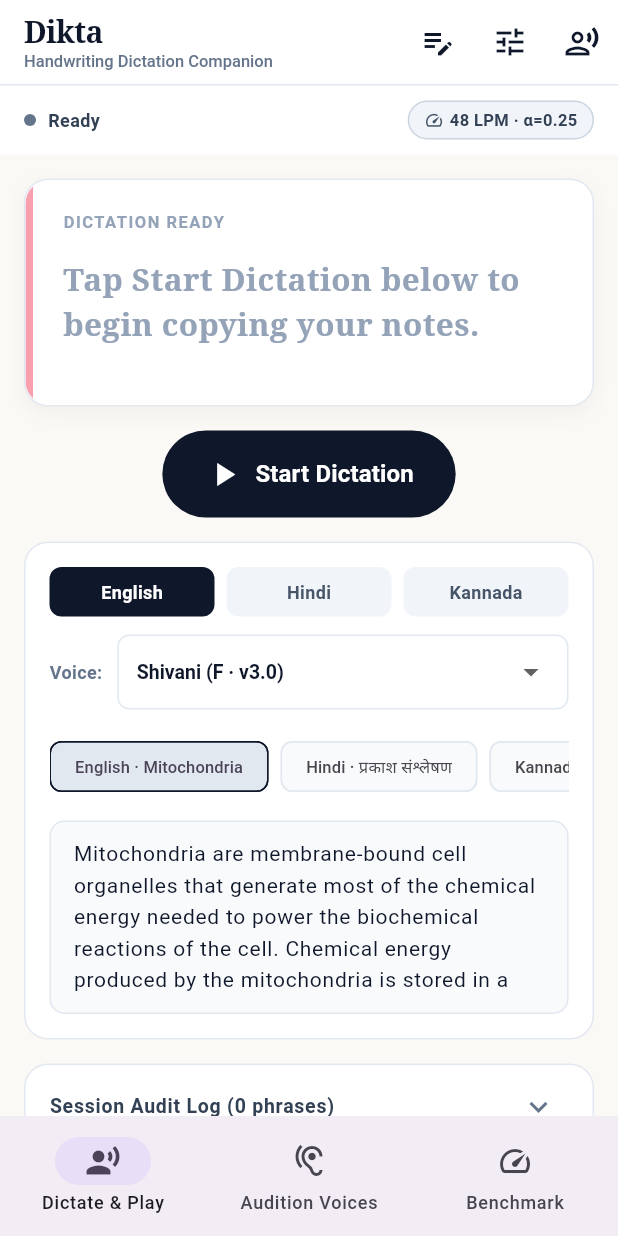
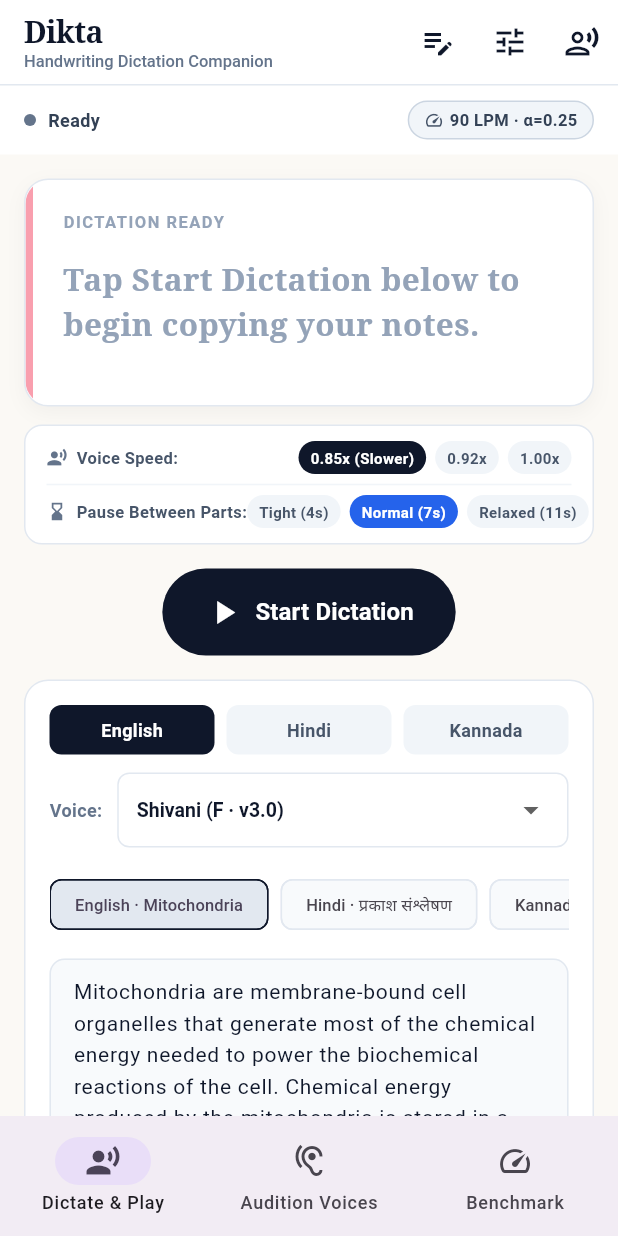
Before and after one commit to The-Yesh21/Dikta, a Flutter app: the screen it shows after launch, on a phone screen of 412 x 824 dp. Run offline on Flutter 3.47's test engine with Material 3 defaults, Android fonts, the phone set to English and light mode, and no system bars; our stand-ins replace audioplayers; missing offline and left inert: sherpa_onnx; statements that could not run were skipped.

Commit message:
fix(pacing & ui): fix gap loader glitching with tween interpolation, lower speech rate to 0.85x, and shorten pauses between parts

```diff
--- a/lib/config/pacing_config.dart
+++ b/lib/config/pacing_config.dart
@@ -40,7 +40,7 @@ class PacingConfig {
     this.adaptiveFasterDelta = 0.02,
     this.ttsNumThreads = 4,
     this.lookaheadTargetChunks = 3,
-    this.gnaniSpeechRate = 1.0,
+    this.gnaniSpeechRate = 0.85,
     this.defaultWritingSpeed = 0.7,
     this.kokoroSpeed = 0.8,
     this.longWordCharThreshold = 6.0,
--- a/lib/core/pacing/pacing_engine.dart
+++ b/lib/core/pacing/pacing_engine.dart
@@ -48,6 +48,11 @@ class PacingEngine {
   double? _customSentencePause;
   double? _customParagraphPause;
   double? _customGnaniSpeechRate;
+  double? _customMaxGapSeconds;
+
+  /// Maximum gap duration in seconds (prevents runaway pauses between chunks).
+  double get maxGapSeconds => _customMaxGapSeconds ?? config.maxGapSeconds;
+  set maxGapSeconds(double val) => _customMaxGapSeconds = val.clamp(1.0, 60.0);
 
   /// User handwriting speed in letters per minute (LPM).
   double get userLpm {
@@ -234,7 +239,7 @@ class PacingEngine {
     final writingTime = writeSeconds * jitter;
 
     // 3. Overlap with speech: max(minGap, min(maxGap, writeSeconds) - overlapFactor * speechSeconds)
-    final clampedWritingTime = math.min(config.maxGapSeconds, writingTime);
+    final clampedWritingTime = math.min(maxGapSeconds, writingTime);
     final netWritingTime = math.max(
       config.minGapSeconds,
       clampedWritingTime - (config.overlapFactor * speechDurationSeconds),
--- a/lib/services/audio/dictation_playback_controller.dart
+++ b/lib/services/audio/dictation_playback_controller.dart
@@ -473,11 +473,11 @@ class DictationPlaybackController {
       _currentSpeechDurationSeconds = durationSec;
       _gapManuallySkipped = false;
       _gapStopwatch = Stopwatch()..start();
-      _transitionTo(DictationPlaybackState.waitingGap);
-
       final gapDuration = Duration(milliseconds: (effectiveGap * 1000).round());
       _currentGapRemaining = gapDuration;
       _currentGapProgress = 0.0;
+      _gapTickController.add(gapDuration);
+      _transitionTo(DictationPlaybackState.waitingGap);
 
       _currentGapTimer = PausableGapTimer(
         totalDuration: gapDuration,
--- a/lib/ui/screens/dictation_test_screen.dart
+++ b/lib/ui/screens/dictation_test_screen.dart
@@ -40,13 +40,15 @@ class _DictationTestScreenState extends State<DictationTestScreen> with SingleTi
   StreamSubscription<String?>? _errorSub;
   StreamSubscription<bool>? _pacePromptSub;
 
+  // Dedicated ValueNotifiers for jitter-free, 120fps smooth gap timer animation
+  final ValueNotifier<double> _gapProgressNotifier = ValueNotifier<double>(0.0);
+  final ValueNotifier<Duration> _gapRemainingNotifier = ValueNotifier<Duration>(Duration.zero);
+
   bool _showPacePrompt = false;
   bool _isLogsExpanded = false;
 
   DictationPlaybackState _playbackState = DictationPlaybackState.idle;
   final List<DictationSessionLog> _logs = [];
-  Duration _remainingGap = Duration.zero;
-  double _gapProgress = 0.0;
   ChunkInfo? _currentChunk;
   int _currentChunkIndex = 0;
   int _totalChunks = 0;
@@ -87,6 +89,11 @@ class _DictationTestScreenState extends State<DictationTestScreen> with SingleTi
     _ttsEngine = GnaniTtsEngine();
     _pacingEngine = PacingEngine(config: PacingConfig.defaultConfig);
 
+    // Apply writer-friendly defaults: slower speech rate for dictation, tight gaps (max 7s)
+    _pacingEngine.gnaniSpeechRate = 0.85; // Slower clear speech for dictation
+    _pacingEngine.maxGapSeconds = 7.0;    // Human gap between phrases (never 30-50s)
+    _pacingEngine.userLpm = 90.0;         // Natural student writing speed
+
     // Load saved user profile if calibrated
     try {
       final storage = UserPacingStorageService();
@@ -110,6 +117,10 @@ class _DictationTestScreenState extends State<DictationTestScreen> with SingleTi
 
     _stateSub = _playbackController!.onStateChanged.listen((state) {
       if (mounted) {
+        if (state == DictationPlaybackState.waitingGap) {
+          _gapProgressNotifier.value = 0.0;
+          _gapRemainingNotifier.value = _playbackController?.currentGapRemaining ?? Duration.zero;
+        }
         setState(() {
           _playbackState = state;
           _currentChunk = _playbackController?.currentChunk;
@@ -126,13 +137,10 @@ class _DictationTestScreenState extends State<DictationTestScreen> with SingleTi
       }
     });
 
+    // Smooth updates through ValueNotifiers without rebuilding the whole tree
     _gapSub = _playbackController!.onGapTick.listen((remaining) {
-      if (mounted) {
-        setState(() {
-          _remainingGap = remaining;
-          _gapProgress = _playbackController?.currentGapProgress ?? 0.0;
-        });
-      }
+      _gapRemainingNotifier.value = remaining;
+      _gapProgressNotifier.value = _playbackController?.currentGapProgress ?? 0.0;
     });
 
     _errorSub = _playbackController!.onErrorChanged.listen((err) {
@@ -164,6 +172,8 @@ class _DictationTestScreenState extends State<DictationTestScreen> with SingleTi
     _gapSub?.cancel();
     _errorSub?.cancel();
     _pacePromptSub?.cancel();
+    _gapProgressNotifier.dispose();
+    _gapRemainingNotifier.dispose();
     _playbackController?.dispose();
     _ttsEngine.dispose();
     _textController.dispose();
@@ -347,6 +357,8 @@ class _DictationTestScreenState extends State<DictationTestScreen> with SingleTi
               padding: const EdgeInsets.symmetric(horizontal: 16, vertical: 16),
               children: [
                 _buildActiveDictationCard(),
+                const SizedBox(height: 12),
+                _buildQuickPacingSettingsBar(),
                 const SizedBox(height: 16),
                 _buildControlsSection(),
                 const SizedBox(height: 16),
@@ -362,7 +374,7 @@ class _DictationTestScreenState extends State<DictationTestScreen> with SingleTi
     );
   }
 
-  /// Calm, high-craft status bar showing engine state and adaptive LPM
+  /// Status bar showing engine state and adaptive LPM
   Widget _buildPacingStatusBar() {
     final isLocked = _playbackController?.feedbackLoop.isLocked ?? false;
     final currentAlpha = _playbackController?.feedbackLoop.currentAlpha ?? 0.25;
@@ -392,9 +404,9 @@ class _DictationTestScreenState extends State<DictationTestScreen> with SingleTi
               const SizedBox(width: 8),
               Text(
                 _playbackState == DictationPlaybackState.playingChunk
-                    ? 'Speaking chunk'
+                    ? 'Speaking chunk (${_pacingEngine.gnaniSpeechRate.toStringAsFixed(2)}x)'
                     : _playbackState == DictationPlaybackState.waitingGap
-                        ? 'Writing pause'
+                        ? 'Writing pause (≤${_pacingEngine.maxGapSeconds.toInt()}s)'
                         : _playbackState == DictationPlaybackState.preparing
                             ? 'Preparing audio'
                             : 'Ready',
@@ -448,8 +460,6 @@ class _DictationTestScreenState extends State<DictationTestScreen> with SingleTi
     final isPreparing = _playbackState == DictationPlaybackState.preparing;
     final isGap = _playbackState == DictationPlaybackState.waitingGap;
     final isPaused = _playbackState == DictationPlaybackState.paused;
-
-    final remainingSec = _remainingGap.inMilliseconds / 1000.0;
 
     return Container(
       decoration: BoxDecoration(
@@ -509,7 +519,7 @@ class _DictationTestScreenState extends State<DictationTestScreen> with SingleTi
                                 border: Border.all(color: const Color(0xFFE2E8F0)),
                               ),
                               child: Text(
-                                '${PacingEngine.countGraphemes(_currentChunk!.text)} graphemes · ${_currentChunk!.boundaryType.name}',
+                                '${PacingEngine.countGraphemes(_currentChunk!.text)} letters · ${_currentChunk!.boundaryType.name}',
                                 style: const TextStyle(fontSize: 10, color: Color(0xFF64748B)),
                               ),
                             ),
@@ -534,66 +544,12 @@ class _DictationTestScreenState extends State<DictationTestScreen> with SingleTi
                       ),
                       const SizedBox(height: 18),
 
-                      // Writing Countdown & Instant Advance Moment
+                      // Writing Countdown & Instant Advance Moment (Smooth, Jitter-Free)
                       if (isGap) ...[
-                        Container(
-                          padding: const EdgeInsets.symmetric(horizontal: 14, vertical: 12),
-                          decoration: BoxDecoration(
-                            color: const Color(0xFFF0FDF4),
-                            borderRadius: BorderRadius.circular(12),
-                            border: Border.all(color: const Color(0xFFBBF7D0)),
-                          ),
-                          child: Row(
-                            children: [
-                              SizedBox(
-                                width: 22,
-                                height: 22,
-                                child: CircularProgressIndicator(
-                                  value: (1.0 - _gapProgress).clamp(0.0, 1.0),
-                                  strokeWidth: 2.5,
-                                  backgroundColor: const Color(0xFFDCFCE7),
-                                  color: const Color(0xFF16A34A),
-                                ),
-                              ),
-                              const SizedBox(width: 12),
-                              Expanded(
-                                child: Column(
-                                  crossAxisAlignment: CrossAxisAlignment.start,
-                                  children: [
-                                    Text(
-                                      'Copy now: ${remainingSec.toStringAsFixed(1)}s writing pause',
-                                      style: const TextStyle(
-                                        fontSize: 13,
-                                        fontWeight: FontWeight.w700,
-                                        color: Color(0xFF166534),
-                                      ),
-                                    ),
-                                    const Text(
-                                      'Tap "Done" when finished to advance faster',
-                                      style: TextStyle(fontSize: 11, color: Color(0xFF15803D)),
-                                    ),
-                                  ],
-                                ),
-                              ),
-                              FilledButton(
-                                onPressed: () => _playbackController?.skipGap(),
-                                style: FilledButton.styleFrom(
-                                  backgroundColor: const Color(0xFF16A34A),
-                                  foregroundColor: Colors.white,
-                                  padding: const EdgeInsets.symmetric(horizontal: 14, vertical: 8),
-                                  shape: RoundedRectangleBorder(borderRadius: BorderRadius.circular(8)),
-                                ),
-                                child: const Row(
-                                  mainAxisSize: MainAxisSize.min,
-                                  children: [
-                                    Text('Done', style: TextStyle(fontWeight: FontWeight.bold, fontSize: 13)),
-                                    SizedBox(width: 4),
-                                    Icon(Icons.arrow_forward, size: 14),
-                                  ],
-                                ),
-                              ),
-                            ],
-                          ),
+                        _SmoothGapCountdown(
+                          progressNotifier: _gapProgressNotifier,
+                          remainingNotifier: _gapRemainingNotifier,
+                          onDone: () => _playbackController?.skipGap(),
                         ),
                       ] else if (isPlaying) ...[
                         Row(
@@ -605,7 +561,7 @@ class _DictationTestScreenState extends State<DictationTestScreen> with SingleTi
                             ),
                             const SizedBox(width: 8),
                             Text(
-                              'Speaking aloud (${_currentVoice} · ${_currentLanguage})...',
+                              'Speaking aloud at ${_pacingEngine.gnaniSpeechRate.toStringAsFixed(2)}x dictation speed...',
                               style: const TextStyle(fontSize: 12, color: Color(0xFF059669), fontWeight: FontWeight.w500),
                             ),
                           ],
@@ -636,6 +592,108 @@ class _DictationTestScreenState extends State<DictationTestScreen> with SingleTi
                 ),
               ),
             ],
+          ),
+        ),
+      ),
+    );
+  }
+
+  /// Direct quick controls for speech speed and gap pause length
+  Widget _buildQuickPacingSettingsBar() {
+    final speechRate = _pacingEngine.gnaniSpeechRate;
+    final maxGap = _pacingEngine.maxGapSeconds;
+
+    return Container(
+      padding: const EdgeInsets.symmetric(horizontal: 14, vertical: 10),
+      decoration: BoxDecoration(
+        color: Colors.white,
+        borderRadius: BorderRadius.circular(12),
+        border: Border.all(color: const Color(0xFFE2E8F0)),
+      ),
+      child: Column(
+        children: [
+          // Speech Speed Row (Dictation needs to be less)
+          Row(
+            children: [
+              const Icon(Icons.record_voice_over, size: 14, color: Color(0xFF64748B)),
+              const SizedBox(width: 6),
+              const Text('Voice Speed:', style: TextStyle(fontSize: 11, fontWeight: FontWeight.w700, color: Color(0xFF475569))),
+              const Spacer(),
+              _buildSpeedPill(0.85, '0.85x (Slower)'),
+              const SizedBox(width: 6),
+              _buildSpeedPill(0.92, '0.92x'),
+              const SizedBox(width: 6),
+              _buildSpeedPill(1.00, '1.00x'),
+            ],
+          ),
+          const Divider(height: 14, color: Color(0xFFF1F5F9)),
+          // Gap Pause Length Row (Gap between parts needs to be less)
+          Row(
+            children: [
+              const Icon(Icons.hourglass_bottom, size: 14, color: Color(0xFF64748B)),
+              const SizedBox(width: 6),
+              const Text('Pause Between Parts:', style: TextStyle(fontSize: 11, fontWeight: FontWeight.w700, color: Color(0xFF475569))),
+              const Spacer(),
+              _buildGapPill(4.0, 'Tight (4s)'),
+              const SizedBox(width: 6),
+              _buildGapPill(7.0, 'Normal (7s)'),
+              const SizedBox(width: 6),
+              _buildGapPill(11.0, 'Relaxed (11s)'),
+            ],
+          ),
+        ],
+      ),
+    );
+  }
+
+  Widget _buildSpeedPill(double rate, String label) {
+    final isSelected = (_pacingEngine.gnaniSpeechRate - rate).abs() < 0.03;
+    return InkWell(
+      onTap: () {
+        setState(() {
+          _pacingEngine.gnaniSpeechRate = rate;
+        });
+      },
+      borderRadius: BorderRadius.circular(12),
+      child: Container(
+        padding: const EdgeInsets.symmetric(horizontal: 8, vertical: 4),
+        decoration: BoxDecoration(
+          color: isSelected ? const Color(0xFF0F172A) : const Color(0xFFF1F5F9),
+          borderRadius: BorderRadius.circular(12),
+        ),
+        child: Text(
+          label,
+          style: TextStyle(
+            fontSize: 10,
+            fontWeight: FontWeight.w700,
+            color: isSelected ? Colors.white : const Color(0xFF475569),
+          ),
+        ),
+      ),
+    );
+  }
+
+  Widget _buildGapPill(double maxGap, String label) {
+    final isSelected = (_pacingEngine.maxGapSeconds - maxGap).abs() < 0.5;
+    return InkWell(
+      onTap: () {
+        setState(() {
+          _pacingEngine.maxGapSeconds = maxGap;
+        });
+      },
+      borderRadius: BorderRadius.circular(12),
+      child: Container(
+        padding: const EdgeInsets.symmetric(horizontal: 8, vertical: 4),
+        decoration: BoxDecoration(
+          color: isSelected ? const Color(0xFF2563EB) : const Color(0xFFF1F5F9),
+          borderRadius: BorderRadius.circular(12),
+        ),
+        child: Text(
+          label,
+          style: TextStyle(
+            fontSize: 10,
+            fontWeight: FontWeight.w700,
+            color: isSelected ? Colors.white : const Color(0xFF475569),
           ),
         ),
       ),
@@ -784,7 +842,7 @@ class _DictationTestScreenState extends State<DictationTestScreen> with SingleTi
     return btn;
   }
 
-  /// Elegant in-session Pace Feedback Prompt (with correct semantics: Too Slow = Speed up, Too Fast = Slow down)
+  /// In-session Pace Feedback Prompt
   Widget _buildPacePromptCard() {
     if (!_showPacePrompt) return const SizedBox.shrink();
 
@@ -1138,3 +1196,98 @@ class _DictationTestScreenState extends State<DictationTestScreen> with SingleTi
     );
   }
 }
+
+/// Dedicated, Butter-Smooth Gap Countdown Widget.
+/// Uses [ValueListenableBuilder] and [TweenAnimationBuilder] to eliminate all timer jitter and screen rebuild glitches.
+class _SmoothGapCountdown extends StatelessWidget {
+  const _SmoothGapCountdown({
+    required this.progressNotifier,
+    required this.remainingNotifier,
+    required this.onDone,
+  });
+
+  final ValueNotifier<double> progressNotifier;
+  final ValueNotifier<Duration> remainingNotifier;
+  final VoidCallback onDone;
+
+  @override
+  Widget build(BuildContext context) {
+    return Container(
+      padding: const EdgeInsets.symmetric(horizontal: 14, vertical: 12),
+      decoration: BoxDecoration(
+        color: const Color(0xFFF0FDF4),
+        borderRadius: BorderRadius.circular(12),
+        border: Border.all(color: const Color(0xFFBBF7D0)),
+      ),
+      child: Row(
+        children: [
+          ValueListenableBuilder<double>(
+            valueListenable: progressNotifier,
+            builder: (context, progress, _) {
+              return SizedBox(
+                width: 22,
+                height: 22,
+                child: TweenAnimationBuilder<double>(
+                  tween: Tween<double>(begin: progress, end: progress),
+                  duration: const Duration(milliseconds: 90),
+                  curve: Curves.linear,
+                  builder: (context, val, _) {
+                    return CircularProgressIndicator(
+                      value: (1.0 - val).clamp(0.0, 1.0),
+                      strokeWidth: 2.5,
+                      backgroundColor: const Color(0xFFDCFCE7),
+                      color: const Color(0xFF16A34A),
+                    );
+                  },
+                ),
+              );
+            },
+          ),
+          const SizedBox(width: 12),
+          Expanded(
+            child: ValueListenableBuilder<Duration>(
+              valueListenable: remainingNotifier,
+              builder: (context, remaining, _) {
+                final sec = remaining.inMilliseconds / 1000.0;
+                return Column(
+                  crossAxisAlignment: CrossAxisAlignment.start,
+                  children: [
+                    Text(
+                      'Copy now: ${sec.toStringAsFixed(1)}s writing pause',
+                      style: const TextStyle(
+                        fontSize: 13,
+                        fontWeight: FontWeight.w700,
+                        color: Color(0xFF166534),
+                      ),
+                    ),
+                    const Text(
+                      'Tap "Done" when finished to advance faster',
+                      style: TextStyle(fontSize: 11, color: Color(0xFF15803D)),
+                    ),
+                  ],
+                );
+              },
+            ),
+          ),
+          FilledButton(
+            onPressed: onDone,
+            style: FilledButton.styleFrom(
+              backgroundColor: const Color(0xFF16A34A),
+              foregroundColor: Colors.white,
+              padding: const EdgeInsets.symmetric(horizontal: 14, vertical: 8),
+              shape: RoundedRectangleBorder(borderRadius: BorderRadius.circular(8)),
+            ),
+            child: const Row(
+              mainAxisSize: MainAxisSize.min,
+              children: [
+                Text('Done', style: TextStyle(fontWeight: FontWeight.bold, fontSize: 13)),
+                SizedBox(width: 4),
+                Icon(Icons.arrow_forward, size: 14),
+              ],
+            ),
+          ),
+        ],
+      ),
+    );
+  }
+}
```
